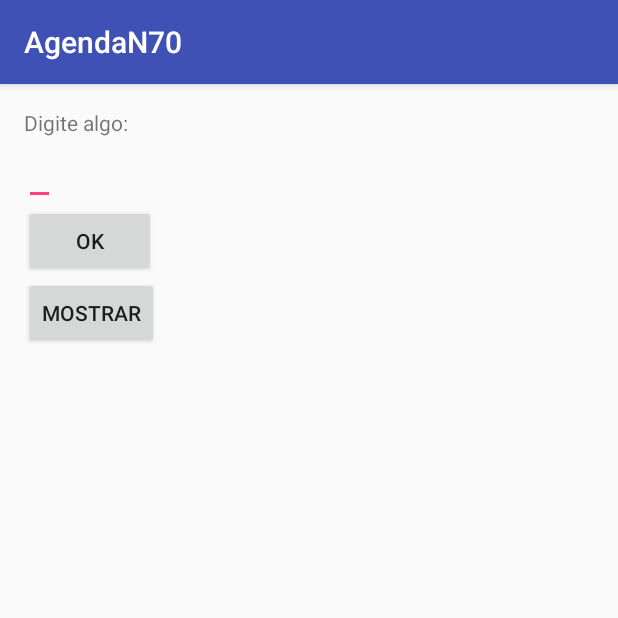
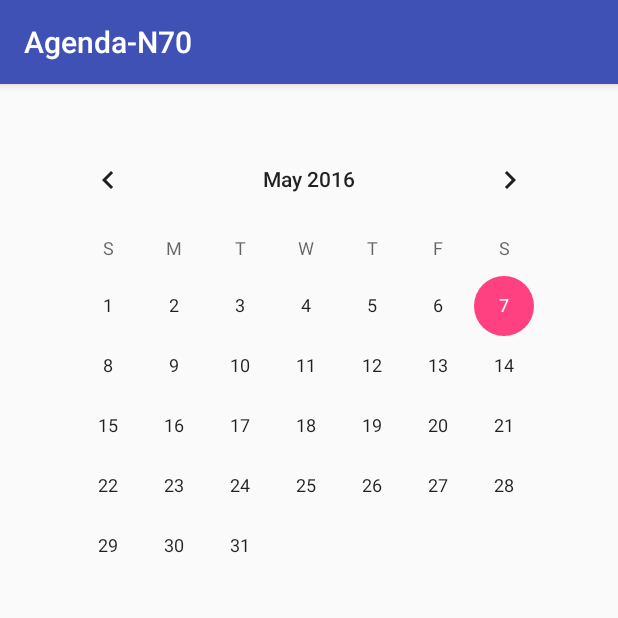
Before and after one commit to kelvinkz/krdcer70, an Android app: the screen it shows after launch (MainActivity), on a phone screen of 412 x 824 dp, the top half of it. Run offline under Robolectric (Android 15) with nearby library versions, the phone set to English and light mode, and no system bars.

Commit message:
Criação do layout inicial e classe calendario

```diff
--- a/AgendaN70/app/src/main/java/com/engenharia/agendan70/AcessoBanco.java
+++ b/AgendaN70/app/src/main/java/com/engenharia/agendan70/AcessoBanco.java
@@ -3,6 +3,8 @@ package com.engenharia.agendan70;
 /**
  * Created by edilene on 26/04/16.
  */
+
+/*
 
     import android.content.ContentValues;
     import android.content.Context;
@@ -75,3 +77,4 @@ package com.engenharia.agendan70;
             return db.update(NOME_BD, args, CODIGO + "=" + cod, null) > 0;
         }
     }
+*/
--- a/AgendaN70/app/src/main/java/com/engenharia/agendan70/AcessoBanco2.java
+++ b/AgendaN70/app/src/main/java/com/engenharia/agendan70/AcessoBanco2.java
@@ -3,7 +3,7 @@ package com.engenharia.agendan70;
 /**
  * Created by Eduardo on 05/05/2016.
  */
-
+/*
 import android.content.ContentValues;
 import android.content.Context;
 import android.database.Cursor;
@@ -75,3 +75,4 @@ public class AcessoBanco2 {
         return db.update(NOME_BD, args, CODIGO + "=" + cod, null) > 0;
     }
 }
+*/
--- a/AgendaN70/app/src/main/java/com/engenharia/agendan70/Conexao.java
+++ b/AgendaN70/app/src/main/java/com/engenharia/agendan70/Conexao.java
@@ -3,7 +3,7 @@ package com.engenharia.agendan70;
 /**
  * Created by edilene on 26/04/16.
  */
-
+/*
     import android.content.Context;
     import android.database.SQLException;
     import android.database.sqlite.SQLiteDatabase;
@@ -46,3 +46,4 @@ package com.engenharia.agendan70;
         }
 
     }
+*/
--- a/AgendaN70/app/src/main/java/com/engenharia/agendan70/Conexao2.java
+++ b/AgendaN70/app/src/main/java/com/engenharia/agendan70/Conexao2.java
@@ -9,6 +9,8 @@ import android.util.Log;
 /**
  * Created by Eduardo on 05/05/2016.
  */
+
+/*
 public class Conexao2  extends SQLiteOpenHelper{
 
     private static final String TAG = "DBAdapter";
@@ -92,3 +94,4 @@ public class Conexao2  extends SQLiteOpenHelper{
         }
     }
 }
+*/
--- a/AgendaN70/app/src/main/java/com/engenharia/agendan70/MainActivity.java
+++ b/AgendaN70/app/src/main/java/com/engenharia/agendan70/MainActivity.java
@@ -1,12 +1,21 @@
 package com.engenharia.agendan70;
 
-import android.database.Cursor;
 import android.support.v7.app.AppCompatActivity;
 import android.os.Bundle;
-import android.view.View;
-import android.widget.Button;
-import android.widget.EditText;
-import android.widget.Toast;
+
+public class MainActivity extends AppCompatActivity {
+
+    @Override
+    protected void onCreate(Bundle savedInstanceState) {
+        super.onCreate(savedInstanceState);
+        setContentView(R.layout.activity_main);
+    }
+}
+
+
+/*
+import android.os.Bundle;
+import android.support.v7.app.AppCompatActivity;
 
 public class MainActivity extends AppCompatActivity {
 
@@ -15,10 +24,12 @@ public class MainActivity extends AppCompatActivity {
         super.onCreate(savedInstanceState);
         setContentView(R.layout.activity_main);
 
+
         final AcessoBanco2 db = new AcessoBanco2(this);
         Button btMostrar = (Button) findViewById(R.id.bt_mostrar);
         Button btGravar = (Button) findViewById(R.id.button);
         final EditText txtNome = (EditText) findViewById(R.id.texto);
+
 
         btGravar.setOnClickListener(new View.OnClickListener() {
             public void onClick(View v) {
@@ -50,7 +61,10 @@ public class MainActivity extends AppCompatActivity {
                 db.close();
             }
         });
+
+
     }
+
 
     public void mostraRegistro(Cursor c)
     {
@@ -59,4 +73,6 @@ public class MainActivity extends AppCompatActivity {
                         "Nome: " + c.getString(1) + "\n",
                 Toast.LENGTH_SHORT).show();
     }
+
 }
+*/
--- a/AgendaN70/app/src/main/res/layout/activity_main.xml
+++ b/AgendaN70/app/src/main/res/layout/activity_main.xml
@@ -1,32 +1,13 @@
 <?xml version="1.0" encoding="utf-8"?>
 <LinearLayout xmlns:android="http://schemas.android.com/apk/res/android"
-    xmlns:tools="http://schemas.android.com/tools"
     android:layout_width="match_parent"
     android:layout_height="match_parent"
-    android:paddingBottom="@dimen/activity_vertical_margin"
-    android:paddingLeft="@dimen/activity_horizontal_margin"
-    android:paddingRight="@dimen/activity_horizontal_margin"
-    android:paddingTop="@dimen/activity_vertical_margin"
-    tools:context="com.engenharia.agendan70.MainActivity"
-    android:orientation="vertical">
+    android:padding="20dp"
+    android:orientation="vertical" >
 
-    <TextView
-    android:layout_width="wrap_content"
-    android:layout_height="wrap_content"
-    android:text="Digite algo:" />
-    <EditText
-        android:layout_width="wrap_content"
-        android:layout_height="wrap_content"
-        android:text=""
-        android:id="@+id/texto"/>
-    <Button
-        android:layout_width="wrap_content"
-        android:layout_height="wrap_content"
-        android:text="Ok"
-        android:id="@+id/button"/>
-    <Button
-        android:layout_width="wrap_content"
-        android:layout_height="wrap_content"
-        android:text="mostrar"
-        android:id="@+id/bt_mostrar"/>
+    <CalendarView
+        android:id="@+id/calendar"
+        android:layout_margin="10dp"
+        android:layout_width="match_parent"
+        android:layout_height="match_parent" />
 </LinearLayout>
--- a/AgendaN70/app/src/main/res/values/colors.xml
+++ b/AgendaN70/app/src/main/res/values/colors.xml
@@ -3,4 +3,7 @@
     <color name="colorPrimary">#3F51B5</color>
     <color name="colorPrimaryDark">#303F9F</color>
     <color name="colorAccent">#FF4081</color>
+    <color name="blue">#303fff</color>
+    <color name="green">#0b8c07</color>
+    <color name="darkgreen">#0b5000</color>
 </resources>
--- a/AgendaN70/app/src/main/res/values/strings.xml
+++ b/AgendaN70/app/src/main/res/values/strings.xml
@@ -1,3 +1,3 @@
 <resources>
-    <string name="app_name">AgendaN70</string>
+    <string name="app_name">Agenda-N70</string>
 </resources>
--- a/AgendaN70/build.gradle
+++ b/AgendaN70/build.gradle
@@ -5,7 +5,7 @@ buildscript {
         jcenter()
     }
     dependencies {
-        classpath 'com.android.tools.build:gradle:2.0.0'
+        classpath 'com.android.tools.build:gradle:2.1.0'
 
         // NOTE: Do not place your application dependencies here; they belong
         // in the individual module build.gradle files
```
Also changed, not shown: AgendaN70/app/src/main/java/com/engenharia/agendan70/calendario.java (added, +50 -0 lines).
